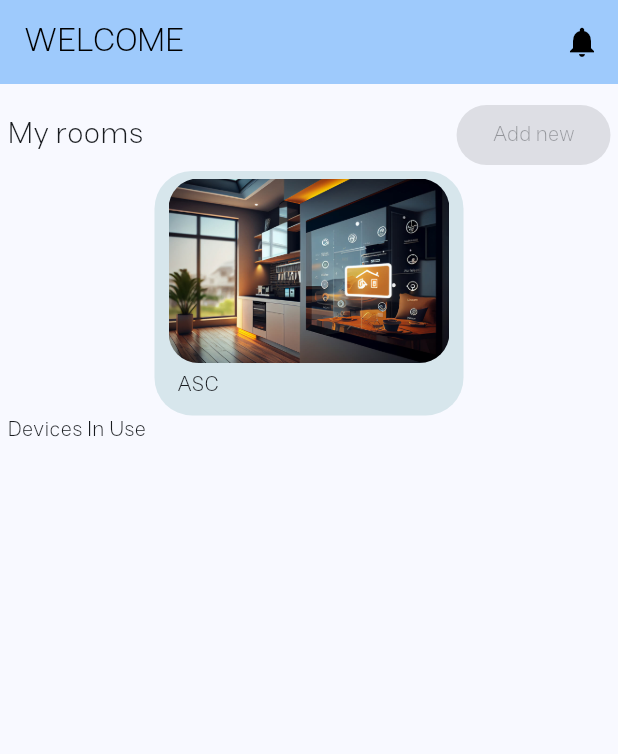
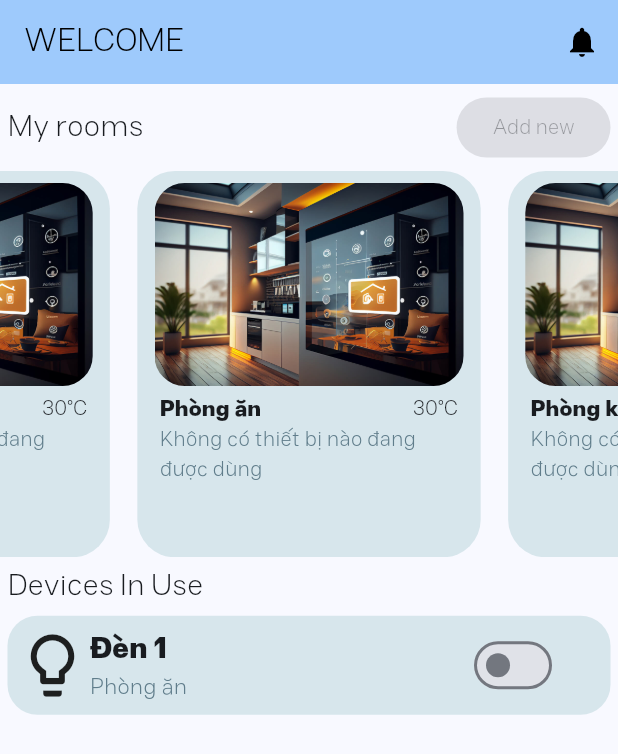
Before and after one commit to vongola-le/DoAn_Nhung, a Flutter app: the screen it shows after launch, on a phone screen of 412 x 824 dp. Shown: the top 754 px of the screen. Run offline on Flutter 3.47's test engine with Material 3 defaults, Android fonts, the light colour scheme and no system bars; drawn by our look-alikes of carousel_slider.

Commit message:
Update
Create RoomItem and DeviceItem

```diff
--- /dev/null
+++ b/DoAn/app_smart_house/lib/items/device_item.dart
@@ -0,0 +1,56 @@
+import 'package:flutter/material.dart';
+
+class DeviceItem extends StatefulWidget {
+  const DeviceItem({super.key});
+
+  @override
+  State<DeviceItem> createState() => _DeviceItemState();
+}
+
+class _DeviceItemState extends State<DeviceItem> {
+  bool light = false;
+  @override
+  Widget build(BuildContext context) {
+    return Container(
+      width: MediaQuery.of(context).size.width,
+      decoration: BoxDecoration(
+          borderRadius: BorderRadius.circular(20),
+          color: Color.fromARGB(255, 215, 230, 236)),
+      child: Padding(
+        padding: EdgeInsets.fromLTRB(5, 8, 5, 8),
+        child: Row(
+          crossAxisAlignment: CrossAxisAlignment.center,
+          children: [
+            Icon(Icons.lightbulb_outline, size: 50),
+            Column(
+              crossAxisAlignment: CrossAxisAlignment.start,
+              children: [
+                Text(
+                  "Đèn 1",
+                  style: TextStyle(fontWeight: FontWeight.bold, fontSize: 20),
+                ),
+                Text(
+                  "Phòng ăn",
+                  style: TextStyle(fontSize: 15, color: Colors.blueGrey),
+                )
+              ],
+            ),
+            Align(
+              widthFactor: MediaQuery.of(context).size.width / 100,
+              alignment: AlignmentDirectional.centerEnd,
+              child: Switch(
+                value: light,
+                activeColor: Color(0xFF0597F2),
+                onChanged: (bool value) {
+                  setState(() {
+                    light = value;
+                  });
+                },
+              ),
+            ),
+          ],
+        ),
+      ),
+    );
+  }
+}
--- a/DoAn/app_smart_house/lib/items/room_item.dart
+++ b/DoAn/app_smart_house/lib/items/room_item.dart
@@ -1,18 +1,19 @@
 import 'package:flutter/material.dart';
 
 class RoomItem extends StatelessWidget {
-  const RoomItem({super.key});
+  const RoomItem({super.key, required this.name});
+  final name;
 
   @override
   Widget build(BuildContext context) {
     return GestureDetector(
         child: Container(
-      width: MediaQuery.of(context).size.width / 2,
+      width: MediaQuery.of(context).size.width / 1.8,
       decoration: BoxDecoration(
           borderRadius: BorderRadius.circular(25),
           color: Color.fromARGB(255, 215, 230, 236)),
       child: Padding(
-        padding: EdgeInsets.fromLTRB(0, 5, 0, 5),
+        padding: EdgeInsets.fromLTRB(0, 8, 0, 8),
         child: Column(
           children: [
             ClipRRect(
@@ -22,15 +23,30 @@ class RoomItem extends StatelessWidget {
                   'assets/img/h1.jpg',
                 ),
                 fit: BoxFit.cover,
-                width: MediaQuery.of(context).size.width / 2.2,
+                width: MediaQuery.of(context).size.width / 2,
               ),
             ),
             Padding(
-              padding: EdgeInsets.fromLTRB(15, 5, 15, 5),
-              child: Row(
-                children: [Text("ASC")],
-              ),
-            )
+                padding: EdgeInsets.fromLTRB(15, 5, 15, 0),
+                child: Column(
+                  children: [
+                    Row(
+                      mainAxisAlignment: MainAxisAlignment.spaceBetween,
+                      children: [
+                        Text(
+                          name,
+                          style: TextStyle(
+                              fontWeight: FontWeight.bold, fontSize: 15),
+                        ),
+                        Text("30°C"),
+                      ],
+                    ),
+                    Text(
+                      "Không có thiết bị nào đang được dùng",
+                      style: TextStyle(color: Colors.blueGrey),
+                    )
+                  ],
+                ))
           ],
         ),
       ),
--- a/DoAn/app_smart_house/lib/main.dart
+++ b/DoAn/app_smart_house/lib/main.dart
@@ -16,8 +16,7 @@ class MyApp extends StatelessWidget {
     return MaterialApp(
       title: 'Flutter Demo',
       theme: ThemeData(
-          colorScheme:
-              ColorScheme.fromSeed(seedColor: Color.fromRGBO(5, 151, 242, 0)),
+          colorScheme: ColorScheme.fromSeed(seedColor: Color(0xFF0597F2)),
           useMaterial3: true,
           fontFamily: 'BDLifelessGrotesk'),
       home: const HomeScreen(),
--- a/DoAn/app_smart_house/lib/model/home_screen.dart
+++ b/DoAn/app_smart_house/lib/model/home_screen.dart
@@ -1,5 +1,7 @@
+import 'package:app_smart_house/items/device_item.dart';
 import 'package:app_smart_house/items/room_item.dart';
 import 'package:flutter/material.dart';
+import 'package:carousel_slider/carousel_slider.dart';
 
 class HomeScreen extends StatefulWidget {
   const HomeScreen({super.key});
@@ -27,12 +29,11 @@ class _HomeScreenState extends State<HomeScreen> {
               ),
             ),
           ]),
-        body: SingleChildScrollView(
-            child: Padding(
-          padding: EdgeInsets.fromLTRB(5, 10, 5, 10),
-          child: Column(
+      body: Column(
         children: [
-              Row(
+          Padding(
+            padding: EdgeInsets.all(5),
+            child: Row(
               crossAxisAlignment: CrossAxisAlignment.center,
               mainAxisAlignment: MainAxisAlignment.spaceBetween,
               children: [
@@ -43,12 +44,41 @@ class _HomeScreenState extends State<HomeScreen> {
                 ElevatedButton(onPressed: null, child: Text("Add new"))
               ],
             ),
-              RoomItem(),
-              Row(
-                children: [Text("Devices In Use")],
+          ),
+          CarouselSlider(
+              options: CarouselOptions(
+                height: MediaQuery.of(context).size.height / 3.2,
+                viewportFraction: 0.6,
+                initialPage: 0,
+                enableInfiniteScroll: true,
+                reverse: false,
+                scrollDirection: Axis.horizontal,
+              ),
+              items: [
+                RoomItem(name: "Phòng ăn"),
+                RoomItem(name: "Phòng khách"),
+                RoomItem(name: "Phòng ngủ"),
+                RoomItem(name: "Phòng WC")
+              ]),
+          Padding(
+            padding: EdgeInsets.all(5),
+            child: Row(
+              children: [
+                Text(
+                  "Devices In Use",
+                  style: TextStyle(fontSize: 20),
                 )
               ],
             ),
-        )));
+          ),
+          Padding(
+            padding: EdgeInsets.fromLTRB(5, 0, 5, 0),
+            child: SingleChildScrollView(
+              child: DeviceItem(),
+            ),
+          )
+        ],
+      ),
+    );
   }
 }
--- a/DoAn/app_smart_house/pubspec.yaml
+++ b/DoAn/app_smart_house/pubspec.yaml
@@ -35,6 +35,7 @@ dependencies:
   # The following adds the Cupertino Icons font to your application.
   # Use with the CupertinoIcons class for iOS style icons.
   cupertino_icons: ^1.0.2
+  carousel_slider: ^4.2.1
 
 dev_dependencies:
   flutter_test:
```
Also changed, not shown: DoAn/app_smart_house/pubspec.lock. Lines whose indentation alone changed are shown as unchanged.
